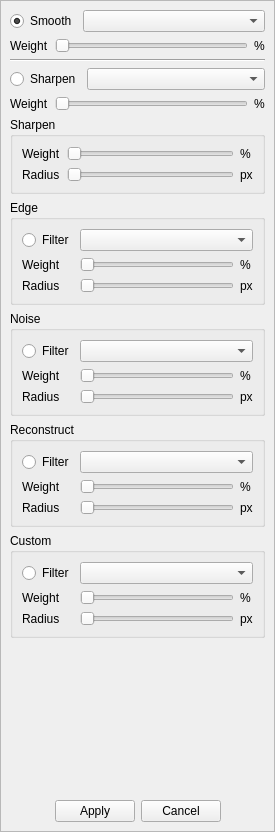
mattykakes/qcvTouchUp, file src/filtermenu.ui: the form before one commit.
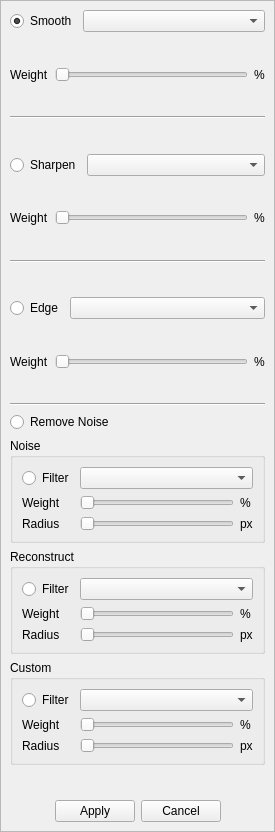
The form after the commit.

Commit message: prep and planning for Edge Detect Filter

What changed in the file:
```diff
--- a/src/filtermenu.ui
+++ b/src/filtermenu.ui
@@ -68,6 +68,19 @@
       </item>
      </layout>
     </item>
+    <item>
+     <spacer name="verticalSpacer_3">
+      <property name="orientation">
+       <enum>Qt::Vertical</enum>
+      </property>
+      <property name="sizeHint" stdset="0">
+       <size>
+        <width>20</width>
+        <height>40</height>
+       </size>
+      </property>
+     </spacer>
+    </item>
     <item>
      <layout class="QHBoxLayout" name="horizontalLayout_SmoothWeight">
       <item>
@@ -103,12 +116,38 @@
      </layout>
     </item>
     <item>
-     <widget class="Line" name="line">
+     <spacer name="verticalSpacer">
+      <property name="orientation">
+       <enum>Qt::Vertical</enum>
+      </property>
+      <property name="sizeHint" stdset="0">
+       <size>
+        <width>20</width>
+        <height>40</height>
+       </size>
+      </property>
+     </spacer>
+    </item>
+    <item>
+     <widget class="Line" name="line_SmoothSharpen">
       <property name="orientation">
        <enum>Qt::Horizontal</enum>
       </property>
      </widget>
     </item>
+    <item>
+     <spacer name="verticalSpacer_2">
+      <property name="orientation">
+       <enum>Qt::Vertical</enum>
+      </property>
+      <property name="sizeHint" stdset="0">
+       <size>
+        <width>20</width>
+        <height>40</height>
+       </size>
+      </property>
+     </spacer>
+    </item>
     <item>
      <layout class="QHBoxLayout" name="horizontalLayout_SharpenCombo">
       <item>
@@ -133,6 +172,19 @@
       </item>
      </layout>
     </item>
+    <item>
+     <spacer name="verticalSpacer_5">
+      <property name="orientation">
+       <enum>Qt::Vertical</enum>
+      </property>
+      <property name="sizeHint" stdset="0">
+       <size>
+        <width>20</width>
+        <height>40</height>
+       </size>
+      </property>
+     </spacer>
+    </item>
     <item>
      <layout class="QHBoxLayout" name="horizontalLayout_SharpenWeight">
       <item>
@@ -168,78 +220,52 @@
      </layout>
     </item>
     <item>
-     <widget class="QGroupBox" name="groupBox_4">
-      <property name="title">
-       <string>Sharpen</string>
+     <spacer name="verticalSpacer_6">
+      <property name="orientation">
+       <enum>Qt::Vertical</enum>
       </property>
-      <layout class="QGridLayout" name="gridLayout_4">
-       <item row="1" column="0">
-        <widget class="QLabel" name="label_4">
-         <property name="text">
-          <string>Weight</string>
-         </property>
-        </widget>
-       </item>
-       <item row="2" column="1">
-        <widget class="QSlider" name="horizontalSlider_6">
+      <property name="sizeHint" stdset="0">
+       <size>
+        <width>20</width>
+        <height>40</height>
+       </size>
+      </property>
+     </spacer>
+    </item>
+    <item>
+     <widget class="Line" name="line_SharpenEdge">
          <property name="orientation">
           <enum>Qt::Horizontal</enum>
          </property>
         </widget>
        </item>
-       <item row="2" column="0">
-        <widget class="QLabel" name="label_13">
-         <property name="text">
-          <string>Radius</string>
-         </property>
-        </widget>
-       </item>
-       <item row="1" column="2">
-        <widget class="QLabel" name="label_8">
-         <property name="text">
-          <string>%</string>
-         </property>
-        </widget>
-       </item>
-       <item row="2" column="2">
-        <widget class="QLabel" name="label_14">
-         <property name="text">
-          <string>px</string>
-         </property>
-        </widget>
-       </item>
-       <item row="1" column="1">
-        <widget class="QSlider" name="horizontalSlider_2">
-         <property name="orientation">
-          <enum>Qt::Horizontal</enum>
-         </property>
-        </widget>
-       </item>
-      </layout>
-     </widget>
-    </item>
+    <item>
+     <spacer name="verticalSpacer_7">
+      <property name="orientation">
+       <enum>Qt::Vertical</enum>
+      </property>
+      <property name="sizeHint" stdset="0">
+       <size>
+        <width>20</width>
+        <height>40</height>
+       </size>
+      </property>
+     </spacer>
+    </item>
     <item>
-     <widget class="QGroupBox" name="groupBox_5">
-      <property name="title">
+     <layout class="QHBoxLayout" name="horizontalLayout_EdgeCombo">
+      <item>
+       <widget class="QRadioButton" name="radioButton_EdgeEnable">
+        <property name="text">
        <string>Edge</string>
       </property>
-      <layout class="QGridLayout" name="gridLayout_5">
-       <item row="1" column="2">
-        <widget class="QLabel" name="label_15">
-         <property name="text">
-          <string>%</string>
+        <property name="checked">
+         <bool>false</bool>
          </property>
         </widget>
        </item>
-       <item row="1" column="1">
-        <widget class="QSlider" name="horizontalSlider_3">
-         <property name="orientation">
-          <enum>Qt::Horizontal</enum>
-         </property>
-        </widget>
-       </item>
-       <item row="0" column="1" colspan="2">
-        <widget class="QComboBox" name="comboBox_5">
+      <item>
+       <widget class="QComboBox" name="comboBox_Edge">
          <property name="sizePolicy">
           <sizepolicy hsizetype="Expanding" vsizetype="Fixed">
            <horstretch>0</horstretch>
@@ -248,43 +274,101 @@
          </property>
         </widget>
        </item>
-       <item row="1" column="0">
-        <widget class="QLabel" name="label_5">
+     </layout>
+    </item>
+    <item>
+     <spacer name="verticalSpacer_8">
+      <property name="orientation">
+       <enum>Qt::Vertical</enum>
+      </property>
+      <property name="sizeHint" stdset="0">
+       <size>
+        <width>20</width>
+        <height>40</height>
+       </size>
+      </property>
+     </spacer>
+    </item>
+    <item>
+     <layout class="QHBoxLayout" name="horizontalLayout_EdgeWeight">
+      <item>
+       <widget class="QLabel" name="label_EdgeWeight">
          <property name="text">
           <string>Weight</string>
          </property>
         </widget>
        </item>
-       <item row="0" column="0">
-        <widget class="QRadioButton" name="radioButton_11">
-         <property name="text">
-          <string>Filter</string>
-         </property>
-        </widget>
-       </item>
-       <item row="2" column="0">
-        <widget class="QLabel" name="label_16">
+      <item>
+       <widget class="QSlider" name="horizontalSlider_EdgeWeight">
+        <property name="minimum">
+         <number>1</number>
+        </property>
+        <property name="maximum">
+         <number>100</number>
+        </property>
+        <property name="tracking">
+         <bool>false</bool>
+        </property>
+        <property name="orientation">
+         <enum>Qt::Horizontal</enum>
+        </property>
+       </widget>
+      </item>
+      <item>
+       <widget class="QLabel" name="label_EdgePercent">
          <property name="text">
-          <string>Radius</string>
+         <string>%</string>
          </property>
         </widget>
        </item>
-       <item row="2" column="1">
-        <widget class="QSlider" name="horizontalSlider_7">
+     </layout>
+    </item>
+    <item>
+     <spacer name="verticalSpacer_9">
          <property name="orientation">
+       <enum>Qt::Vertical</enum>
+      </property>
+      <property name="sizeHint" stdset="0">
+       <size>
+        <width>20</width>
+        <height>40</height>
+       </size>
+      </property>
+     </spacer>
+    </item>
+    <item>
+     <widget class="Line" name="line_SharpenEdge_2">
+      <property name="orientation">
           <enum>Qt::Horizontal</enum>
          </property>
         </widget>
        </item>
-       <item row="2" column="2">
-        <widget class="QLabel" name="label_17">
+    <item>
+     <layout class="QHBoxLayout" name="horizontalLayout_NoiseCombo">
+      <item>
+       <widget class="QRadioButton" name="radioButton_NoiseEnable">
          <property name="text">
-          <string>px</string>
-         </property>
-        </widget>
-       </item>
-      </layout>
-     </widget>
+         <string>Remove Noise</string>
+        </property>
+        <property name="checked">
+         <bool>false</bool>
+        </property>
+       </widget>
+      </item>
+      <item>
+       <spacer name="horizontalSpacer_3">
+        <property name="orientation">
+         <enum>Qt::Horizontal</enum>
+        </property>
+        <property name="sizeHint" stdset="0">
+         <size>
+          <width>40</width>
+          <height>20</height>
+         </size>
+        </property>
+       </spacer>
+      </item>
+     </layout>
     </item>
     <item>
      <widget class="QGroupBox" name="groupBox_6">
```
Lines whose indentation alone changed are shown as unchanged. The commit also changes 3 other files.
